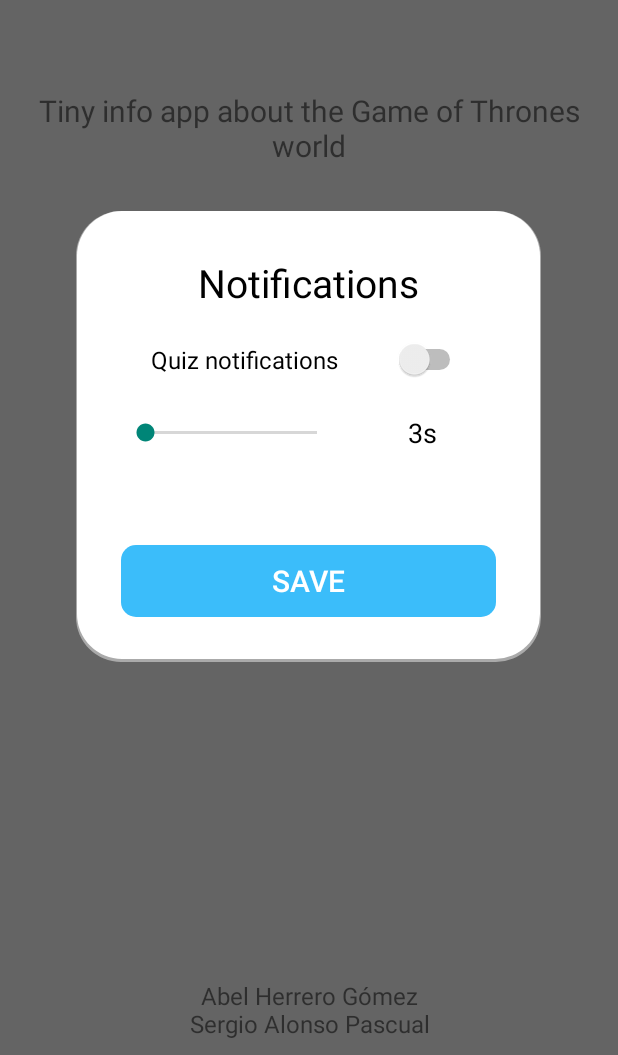
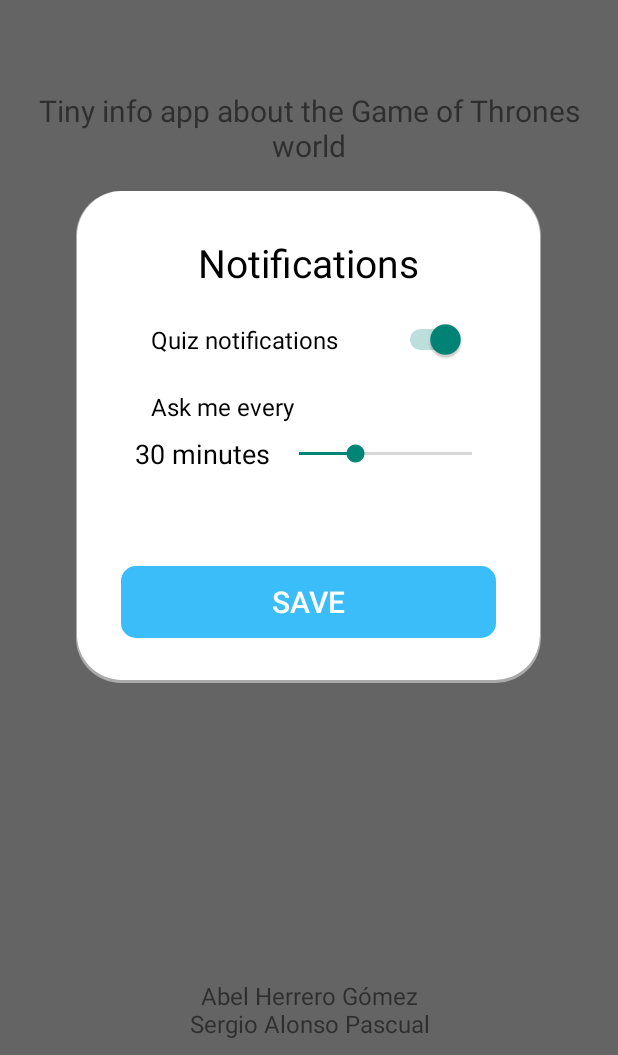
Before and after one commit to Zarkrosh/SMOV-Practicas, an Android app: the screen it shows after launch (MainActivity), after a tap on an icon or button, on a phone screen of 412 x 824 dp, the part 181-1236 px from its top. Run offline under Robolectric (Android 15) with nearby library versions, the phone set to English and light mode, and no system bars.

```diff
--- a/02-InfoGoT/app/src/main/java/com/hergomsoft/infogot/components/SettingsDialog.java
+++ b/02-InfoGoT/app/src/main/java/com/hergomsoft/infogot/components/SettingsDialog.java
@@ -3,6 +3,9 @@ package com.hergomsoft.infogot.components;
 
 import android.app.Activity;
 import android.app.Dialog;
+import android.content.Context;
+import android.content.Intent;
+import android.content.SharedPreferences;
 import android.util.Log;
 import android.view.View;
 import android.view.Window;
@@ -12,10 +15,16 @@ import android.widget.SeekBar;
 import android.widget.Switch;
 import android.widget.TextView;
 
+import androidx.preference.PreferenceManager;
+
 import com.hergomsoft.infogot.R;
+import com.hergomsoft.infogot.services.DoYouKnowService;
 
 public class SettingsDialog extends Dialog implements View.OnClickListener, CompoundButton.OnCheckedChangeListener, SeekBar.OnSeekBarChangeListener {
     private static final String TAG = SettingsDialog.class.getSimpleName();
+
+    public static final boolean DEFAULT_ENABLED_NOTIFICATIONS = true;
+    public static final int DEFAULT_QUIZ_TIMEOUT = 30;
 
     private final int MIN_SEEKBAR = 1;
     private final int MAX_SEEKBAR = 90 - MIN_SEEKBAR;
@@ -63,19 +72,38 @@ public class SettingsDialog extends Dialog implements View.OnClickListener, Comp
     }
 
     private void updateConfiguration() {
-        // TODO Update view configuration from preferences
+        // Updates view configuration from preferences
+        SharedPreferences sharedPref = PreferenceManager.getDefaultSharedPreferences(activity);
+        boolean enabled = sharedPref.getBoolean(activity.getString(R.string.prefNotificationsEnabled), DEFAULT_ENABLED_NOTIFICATIONS);
+        int timeout = sharedPref.getInt(activity.getString(R.string.prefQuizTimeout), DEFAULT_QUIZ_TIMEOUT);
+
+        switchQuiz.setChecked(enabled);
+        seekBarQuizTimeout.setProgress(timeout - MIN_SEEKBAR);
+
+        if(enabled) enableSeekBarQuizTimeout();
+        else disableSeekBarQuizTimeout();
     }
 
     @Override
     public void onClick(View v) {
         switch(v.getId()) {
             case R.id.btnSave:
-                boolean notificationsActivated = switchQuiz.isChecked();
+                boolean notificationsEnabled = switchQuiz.isChecked();
                 int timeout = seekBarQuizTimeout.getProgress() + MIN_SEEKBAR; // Minutes
 
-                // TODO Save to shared preferences
+                // Saves to SharedPreferences
+                SharedPreferences sharedPref = PreferenceManager.getDefaultSharedPreferences(activity);
+                SharedPreferences.Editor editor = sharedPref.edit();
+                editor.putBoolean(activity.getString(R.string.prefNotificationsEnabled), notificationsEnabled);
+                editor.putInt(activity.getString(R.string.prefQuizTimeout), timeout);
+                editor.commit();
 
                 dismiss();
+
+                if(notificationsEnabled) {
+                    // Runs quiz service
+                    activity.startService(new Intent(activity, DoYouKnowService.class));
+                }
                 break;
             default:
                 Log.d(TAG, "Unknown click event source: " + v.getId());
--- a/02-InfoGoT/app/src/main/res/layout/settings.xml
+++ b/02-InfoGoT/app/src/main/res/layout/settings.xml
@@ -11,7 +11,7 @@
         android:layout_width="match_parent"
         android:layout_height="wrap_content"
         android:gravity="center"
-        android:text="Notifications"
+        android:text="@string/notifications"
         android:textSize="26sp"
         android:textColor="@android:color/black" />
 
@@ -21,19 +21,21 @@
         android:layout_width="match_parent"
         android:layout_height="wrap_content"
         android:layout_margin="20dp"
-        android:text="Quiz notifications"
+        android:text="@string/quiz_notifications"
         android:textSize="16sp"/>
+    <TextView
+        android:layout_width="wrap_content"
+        android:layout_height="wrap_content"
+        android:layout_marginStart="20dp"
+        android:layout_marginBottom="5dp"
+        android:text="@string/ask_me_every"
+        android:textSize="16sp"
+        android:textColor="@android:color/black" />
 
     <LinearLayout
         android:layout_width="match_parent"
         android:layout_height="wrap_content"
         android:orientation="horizontal">
-
-        <SeekBar
-            android:id="@+id/seekBarQuizTimeout"
-            android:layout_width="0dp"
-            android:layout_height="30dp"
-            android:layout_weight="0.6" />
 
         <TextView android:id="@+id/quizTimeout"
             android:layout_width="0dp"
@@ -45,6 +47,12 @@
             android:textSize="18sp"
             android:textColor="@android:color/black" />
 
+        <SeekBar
+            android:id="@+id/seekBarQuizTimeout"
+            android:layout_width="0dp"
+            android:layout_height="30dp"
+            android:layout_weight="0.6" />
+
     </LinearLayout>
 
 
@@ -55,7 +63,7 @@
         android:layout_gravity="center"
         android:layout_marginTop="60dp"
         android:background="@drawable/button_round_corners"
-        android:text="Save"
+        android:text="@string/save"
         android:textSize="20sp"
         android:textColor="@android:color/white" />
 
--- a/02-InfoGoT/app/src/main/res/values/strings.xml
+++ b/02-InfoGoT/app/src/main/res/values/strings.xml
@@ -1,4 +1,8 @@
 <resources>
+
+    <!-- Shared preferences -->
+    <string name="prefNotificationsEnabled">notifEnabled</string>
+    <string name="prefQuizTimeout">quizTimeout</string>
 
     <!-- Main -->
     <string name="app_name">InfoGoT</string>
@@ -15,7 +19,6 @@
     <string name="charactersList">List of characters</string>
     <string name="housesList">List of houses</string>
     <string name="search">Search:</string>
-
 
     <!-- Book details -->
     <string name="idBook">idBook</string>
@@ -54,4 +57,12 @@
     <string name="ancestral_weapons">Ancestral weapons</string>
     <string name="cadet_branches">Cadet branches</string>
     <string name="sworn_members">Sworn members</string>
+
+    <!-- Notifications -->
+    <string name="notifications">Notifications</string>
+    <string name="quiz_notifications">Quiz notifications</string>
+    <string name="ask_me_every">Ask me every</string>
+    <string name="save">Save</string>
+    <!---->
+
 </resources>
```
Also changed, not shown: 02-InfoGoT/app/src/main/java/com/hergomsoft/infogot/services/DoYouKnowService.java (+10 -3 lines).
